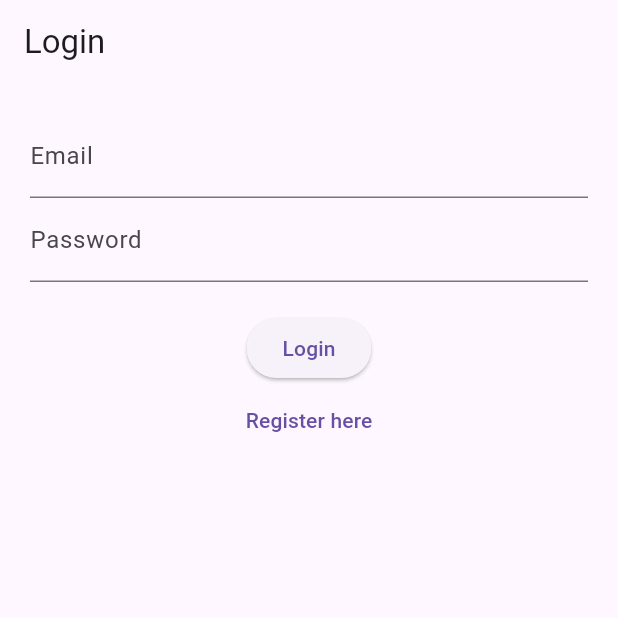
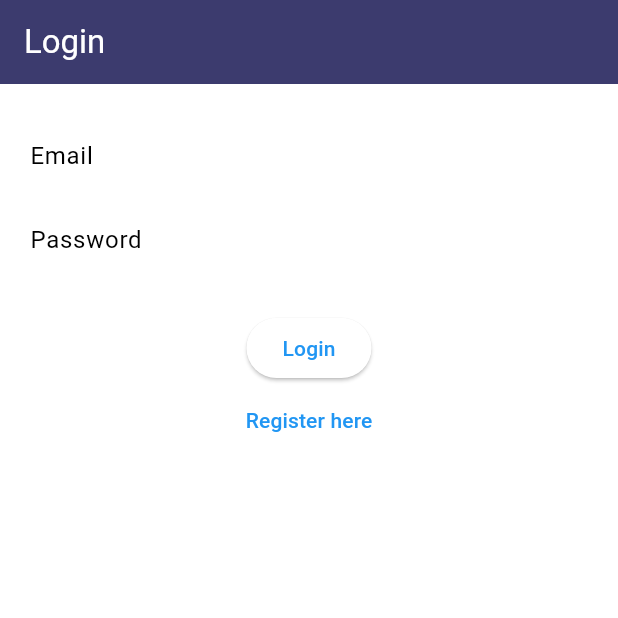
Before and after one commit to Griffin-McCue/hw4, a Flutter app: the screen it shows after launch, on a phone screen of 412 x 824 dp, the top half of it. Run offline on Flutter 3.47's test engine with Material 3 defaults, Android fonts, the phone set to English and light mode, and no system bars; our stand-ins replace cloud_firestore, firebase_auth, firebase_core; accounts and stored records are empty.

Commit message:
Added Firebase and Fixed color

```diff
--- a/lib/main.dart
+++ b/lib/main.dart
@@ -15,7 +15,17 @@ class MyApp extends StatelessWidget {
   Widget build(BuildContext context) {
     return MaterialApp(
       title: 'Message Board App',
-      theme: ThemeData(primarySwatch: Colors.blue),
+      theme: ThemeData(
+        primaryColor: const Color.fromARGB(255, 60, 59, 110),
+        scaffoldBackgroundColor: Colors.white,
+        appBarTheme: const AppBarTheme(
+          backgroundColor: Color.fromARGB(255, 60, 59, 110),
+          foregroundColor: Colors.white,
+        ),
+        colorScheme: ColorScheme.fromSwatch().copyWith(
+          secondary: const Color.fromARGB(255, 60, 59, 110),
+        ),
+      ),
       home: SplashScreen(),
       debugShowCheckedModeBanner: false,
     );
```
Also changed, not shown: 3 other files.
